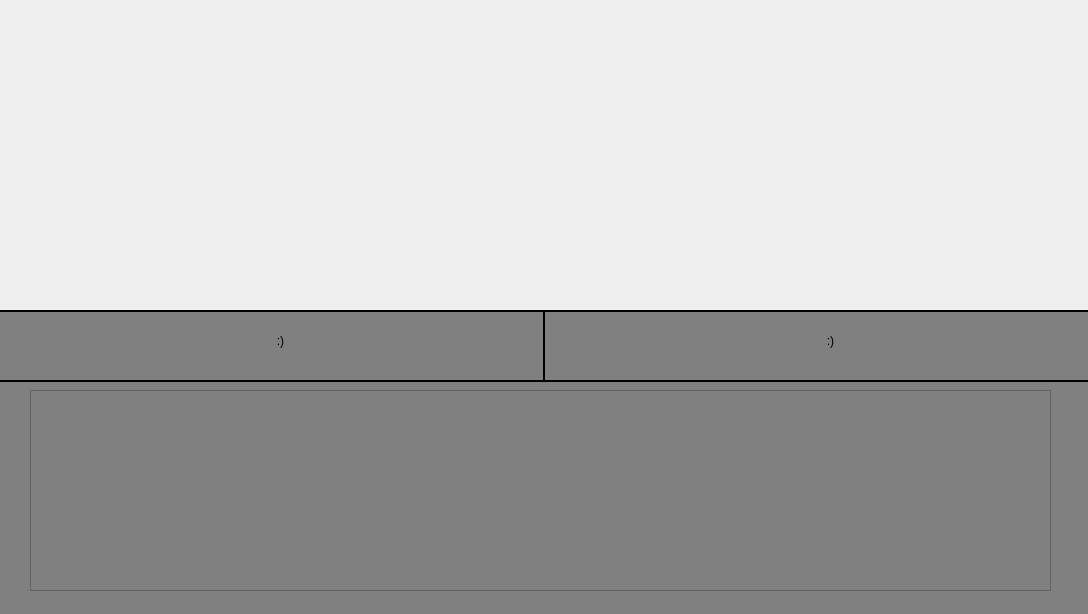
Above: Fight.ui from Kiziaka05/BikiniBottom2.0 before the change. Below: the same form after it.
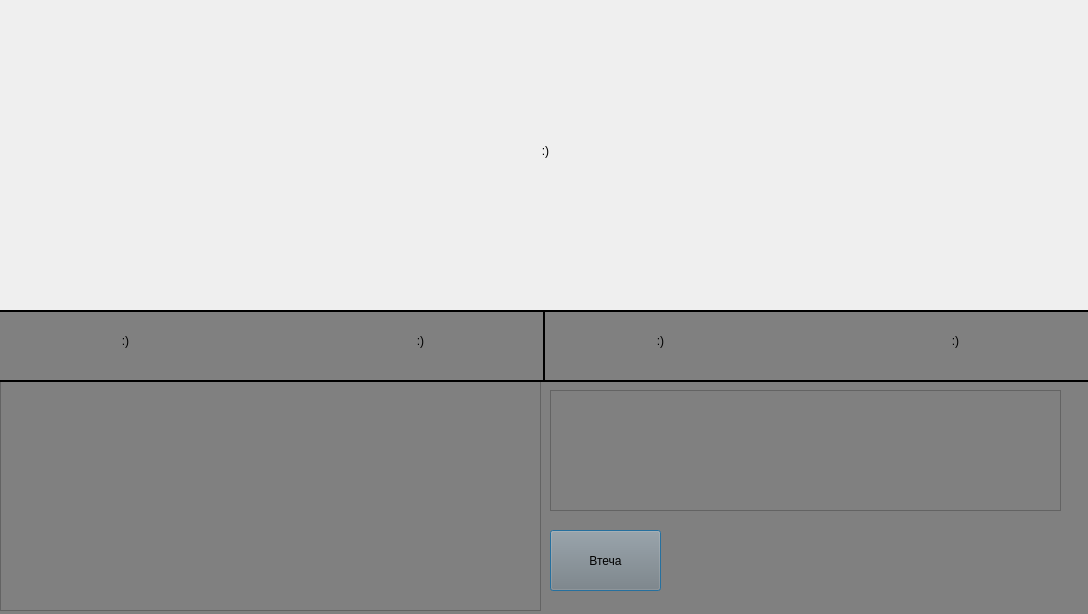
That is the form after the change.

Commit message: Fight logic and a lot of changes in other classes

What changed in the file:
```diff
--- a/Fight.ui
+++ b/Fight.ui
@@ -101,9 +101,9 @@
    <widget class="QLabel" name="Hero_HP">
     <property name="geometry">
      <rect>
-      <x>130</x>
+      <x>10</x>
       <y>10</y>
-      <width>321</width>
+      <width>251</width>
       <height>41</height>
      </rect>
     </property>
@@ -120,9 +120,9 @@
    <widget class="QLabel" name="Enemy_HP">
     <property name="geometry">
      <rect>
-      <x>680</x>
+      <x>560</x>
       <y>10</y>
-      <width>321</width>
+      <width>221</width>
       <height>41</height>
      </rect>
     </property>
@@ -136,29 +136,99 @@
      <set>Qt::AlignmentFlag::AlignCenter</set>
     </property>
    </widget>
-   <widget class="QScrollArea" name="ListOfSkills">
+   <widget class="QLabel" name="Hero_Mana">
     <property name="geometry">
      <rect>
-      <x>40</x>
-      <y>80</y>
-      <width>1021</width>
-      <height>201</height>
+      <x>310</x>
+      <y>10</y>
+      <width>241</width>
+      <height>41</height>
      </rect>
     </property>
-    <property name="widgetResizable">
+    <property name="layoutDirection">
+     <enum>Qt::LayoutDirection::LeftToRight</enum>
+    </property>
+    <property name="text">
+     <string>:)</string>
+    </property>
+    <property name="alignment">
+     <set>Qt::AlignmentFlag::AlignCenter</set>
+    </property>
+   </widget>
+   <widget class="QLabel" name="Enemy_Mana">
+    <property name="geometry">
+     <rect>
+      <x>850</x>
+      <y>10</y>
+      <width>231</width>
+      <height>41</height>
+     </rect>
+    </property>
+    <property name="layoutDirection">
+     <enum>Qt::LayoutDirection::LeftToRight</enum>
+    </property>
+    <property name="text">
+     <string>:)</string>
+    </property>
+    <property name="alignment">
+     <set>Qt::AlignmentFlag::AlignCenter</set>
+    </property>
+   </widget>
+   <widget class="QListWidget" name="spellListWidget">
+    <property name="geometry">
+     <rect>
+      <x>10</x>
+      <y>70</y>
+      <width>541</width>
+      <height>231</height>
+     </rect>
+    </property>
+   </widget>
+   <widget class="QTextEdit" name="combatLogTextEdit">
+    <property name="enabled">
      <bool>true</bool>
     </property>
-    <widget class="QWidget" name="scrollAreaWidgetContents">
-     <property name="geometry">
-      <rect>
-       <x>0</x>
-       <y>0</y>
-       <width>1019</width>
-       <height>199</height>
-      </rect>
-     </property>
-    </widget>
+    <property name="geometry">
+     <rect>
+      <x>560</x>
+      <y>80</y>
+      <width>511</width>
+      <height>121</height>
+     </rect>
+    </property>
    </widget>
+   <widget class="QPushButton" name="btn_escape">
+    <property name="geometry">
+     <rect>
+      <x>560</x>
+      <y>220</y>
+      <width>111</width>
+      <height>61</height>
+     </rect>
+    </property>
+    <property name="text">
+     <string>Втеча</string>
+    </property>
+   </widget>
+  </widget>
+  <widget class="QLabel" name="enemyImageLabel">
+   <property name="geometry">
+    <rect>
+     <x>0</x>
+     <y>0</y>
+     <width>1091</width>
+     <height>301</height>
+    </rect>
+   </property>
+   <property name="layoutDirection">
+    <enum>Qt::LayoutDirection::LeftToRight</enum>
+   </property>
+   <property name="text">
+    <string>:)</string>
+   </property>
+   <property name="alignment">
+    <set>Qt::AlignmentFlag::AlignCenter</set>
+   </property>
   </widget>
   <zorder>colour_back</zorder>
   <zorder>under_blackline</zorder>
```
Left out of the diff: 1 changed line with no effect on the pictures. The commit also changes 20 other files.
